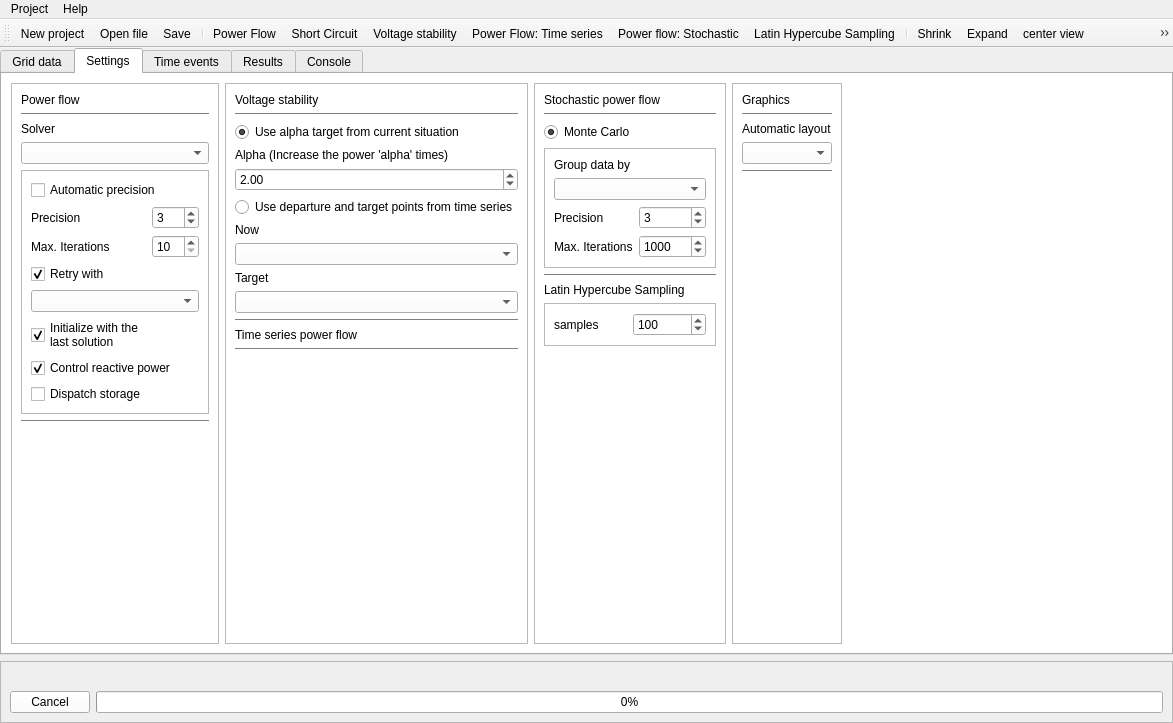
The window that UnderDevelopment/GridCal/gui/main/gui.ui (SanPen/GridCal) describes before a commit, drawn with Qt 5.
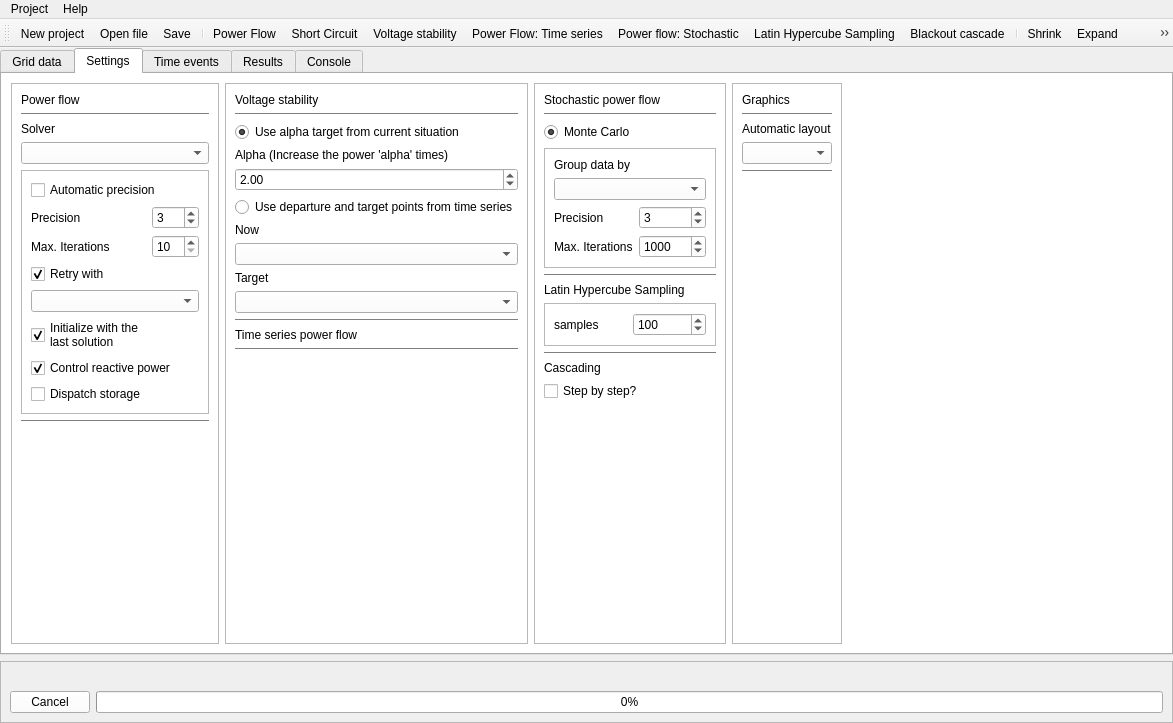
The same window after the commit. The open tabs and pages were chosen to show the change. Icons and pictures are not drawn. Custom widgets are drawn as their Qt base class.

Commit message: Early blackout cascading simulation

Diff of the .ui file:
```diff
--- a/UnderDevelopment/GridCal/gui/main/gui.ui
+++ b/UnderDevelopment/GridCal/gui/main/gui.ui
@@ -955,6 +955,30 @@
              </layout>
             </widget>
            </item>
+           <item>
+            <widget class="Line" name="line_14">
+             <property name="orientation">
+              <enum>Qt::Horizontal</enum>
+             </property>
+            </widget>
+           </item>
+           <item>
+            <widget class="QLabel" name="label_26">
+             <property name="text">
+              <string>Cascading</string>
+             </property>
+            </widget>
+           </item>
+           <item>
+            <widget class="QCheckBox" name="cascade_step_by_step_checkBox">
+             <property name="text">
+              <string>Step by step?</string>
+             </property>
+             <property name="checked">
+              <bool>false</bool>
+             </property>
+            </widget>
+           </item>
            <item>
             <spacer name="verticalSpacer_4">
              <property name="orientation">
@@ -1504,6 +1528,7 @@
    <addaction name="actionPower_Flow_Time_series"/>
    <addaction name="actionPower_flow_Stochastic"/>
    <addaction name="actionLatin_Hypercube_Sampling"/>
+   <addaction name="actionBlackout_cascade"/>
    <addaction name="separator"/>
    <addaction name="actionSmaller_nodes"/>
    <addaction name="actionBigger_nodes"/>
@@ -1819,6 +1844,18 @@
     <string>Run Latin Hypercube Sampling</string>
    </property>
   </action>
+  <action name="actionBlackout_cascade">
+   <property name="icon">
+    <iconset resource="icons.qrc">
+     <normaloff>:/file/blackout.svg</normaloff>:/file/blackout.svg</iconset>
+   </property>
+   <property name="text">
+    <string>Blackout cascade</string>
+   </property>
+   <property name="toolTip">
+    <string>Run a simulation or step by step blackout cascade</string>
+   </property>
+  </action>
  </widget>
  <customwidgets>
   <customwidget>
```
Left out of the diff: 2 changed lines with no effect on the pictures. The commit also changes 10 other files.
